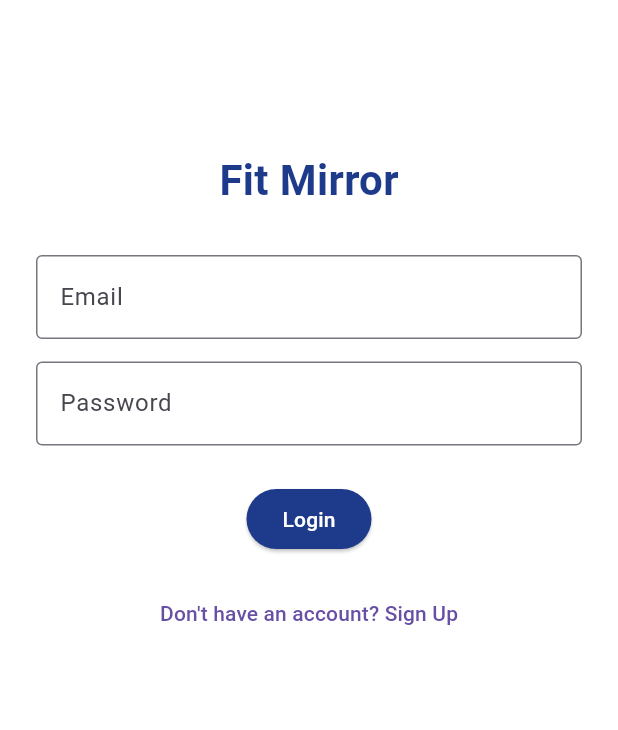
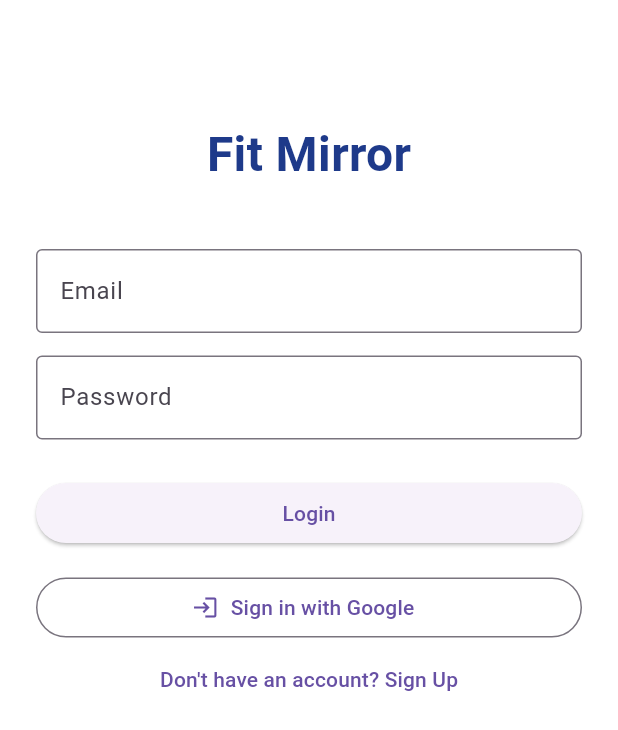
Before and after one commit to arfatabid/Fit-Mirror-FYP, a Flutter app: the screen it shows after launch, on a phone screen of 412 x 824 dp. Shown: the top 730 px of the screen. Run offline on Flutter 3.47's test engine with Material 3 defaults, Android fonts, the phone set to English and light mode, and no system bars; our stand-ins replace firebase_auth, firebase_core, google_sign_in; accounts and stored records are empty.

Commit message:
Added Google Sign-In

```diff
--- a/lib/ui/screens/login_screen.dart
+++ b/lib/ui/screens/login_screen.dart
@@ -11,47 +11,46 @@ class LoginScreen extends StatelessWidget {
 
   @override
   Widget build(BuildContext context) {
+    final auth = Provider.of<AuthProvider>(context);
+
     return Scaffold(
       backgroundColor: Colors.white,
       body: SingleChildScrollView(
-        child: Padding(
-          padding: const EdgeInsets.symmetric(horizontal: 24.0, vertical: 100.0),
+        padding: const EdgeInsets.symmetric(horizontal: 24.0, vertical: 80.0),
         child: Column(
-            mainAxisAlignment: MainAxisAlignment.center,
           children: [
             const Text("Fit Mirror",
-                  style: TextStyle(fontSize: 28, fontWeight: FontWeight.bold, color: Color(0xFF1E3A8A))),
-              const SizedBox(height: 30),
+                style: TextStyle(fontSize: 32, fontWeight: FontWeight.bold, color: Color(0xFF1E3A8A))),
+            const SizedBox(height: 40),
             TextField(controller: _emailController, decoration: const InputDecoration(labelText: 'Email', border: OutlineInputBorder())),
             const SizedBox(height: 15),
             TextField(controller: _passwordController, obscureText: true, decoration: const InputDecoration(labelText: 'Password', border: OutlineInputBorder())),
             const SizedBox(height: 25),
 
-              Consumer<AuthProvider>(
-                builder: (context, auth, child) => auth.isLoading
+            auth.isLoading
                 ? const CircularProgressIndicator()
                 : Column(
               children: [
-                    ElevatedButton(
-                      style: ElevatedButton.styleFrom(backgroundColor: const Color(0xFF1E3A8A), foregroundColor: Colors.white),
+                SizedBox(width: double.infinity, child: ElevatedButton(
                   onPressed: () => auth.login(_emailController.text, _passwordController.text, context),
                   child: const Text("Login"),
-                    ),
+                )),
                 const SizedBox(height: 15),
+
+                // Google Login Button
+                SizedBox(width: double.infinity, child: OutlinedButton.icon(
+                  icon: const Icon(Icons.login),
+                  label: const Text("Sign in with Google"),
+                  onPressed: () => auth.signInWithGoogle(context),
+                )),
+
                 TextButton(
-                      onPressed: () {
-                        Navigator.push(
-                          context,
-                          MaterialPageRoute(builder: (context) => SignupScreen()),
-                        );
-                      },
+                  onPressed: () => Navigator.push(context, MaterialPageRoute(builder: (_) => SignupScreen())),
                   child: const Text("Don't have an account? Sign Up"),
                 ),
               ],
             ),
-              ),
           ],
-          ),
         ),
       ),
     );
```
Also changed, not shown: lib/main.dart (+8 -6 lines), lib/provider/auth_provider.dart (+44 -9 lines), pubspec.yaml (+4 -7 lines), 4 other files. Lines whose indentation alone changed are shown as unchanged.
